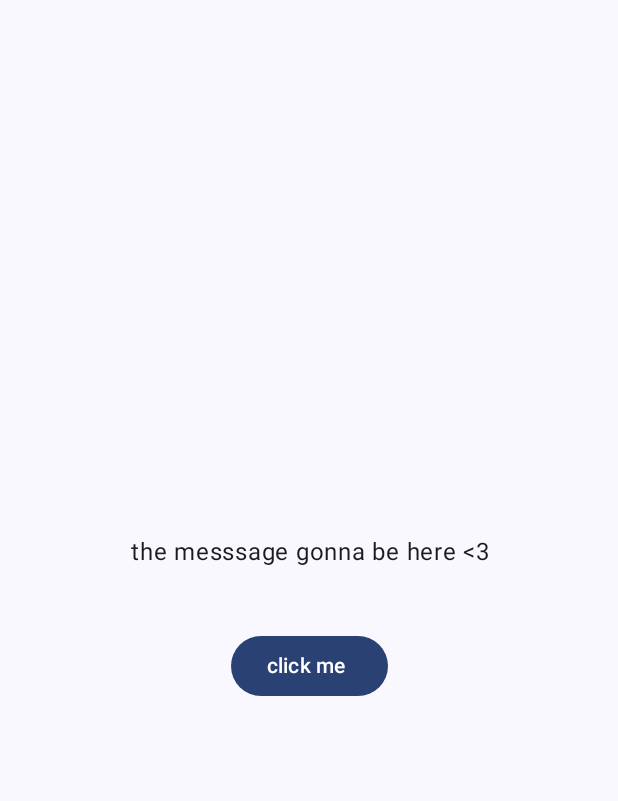
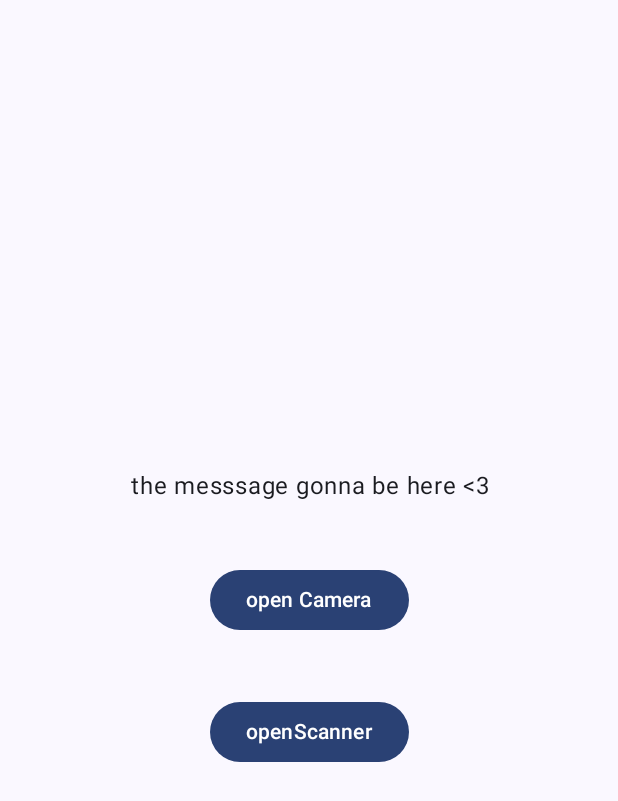
Before and after one commit to TameurMerad/notyScan, an Android app built with Jetpack Compose: the screen it shows after launch (MainActivity), on a phone screen of 412 x 824 dp. Shown: the top 801 px of the screen. Run offline under Robolectric (Android 15) with nearby library versions, the phone set to English and light mode, and no system bars.

Commit message:
ml scanner finished

```diff
--- a/app/src/main/java/com/example/notyscan/MainActivity.kt
+++ b/app/src/main/java/com/example/notyscan/MainActivity.kt
@@ -197,7 +197,11 @@ class MainActivity : ComponentActivity() {
                         Text(text = messageText.value, Modifier.fillMaxWidth(), textAlign = TextAlign.Center)
                         Spacer(modifier = Modifier.height(40.dp))
                         Button(onClick = {startActivity(Intent(this@MainActivity, cameraScan::class.java))}) {
-                            Text(text = "click me ")
+                            Text(text = "open Camera")
+                        }
+                        Spacer(modifier = Modifier.height(40.dp))
+                        Button(onClick = {startActivity(Intent(this@MainActivity, textReco::class.java))}) {
+                            Text(text = "openScanner")
                         }
 
                     }
```
Also changed, not shown: app/src/main/java/com/example/notyscan/textReco.kt (+51 -0 lines).
